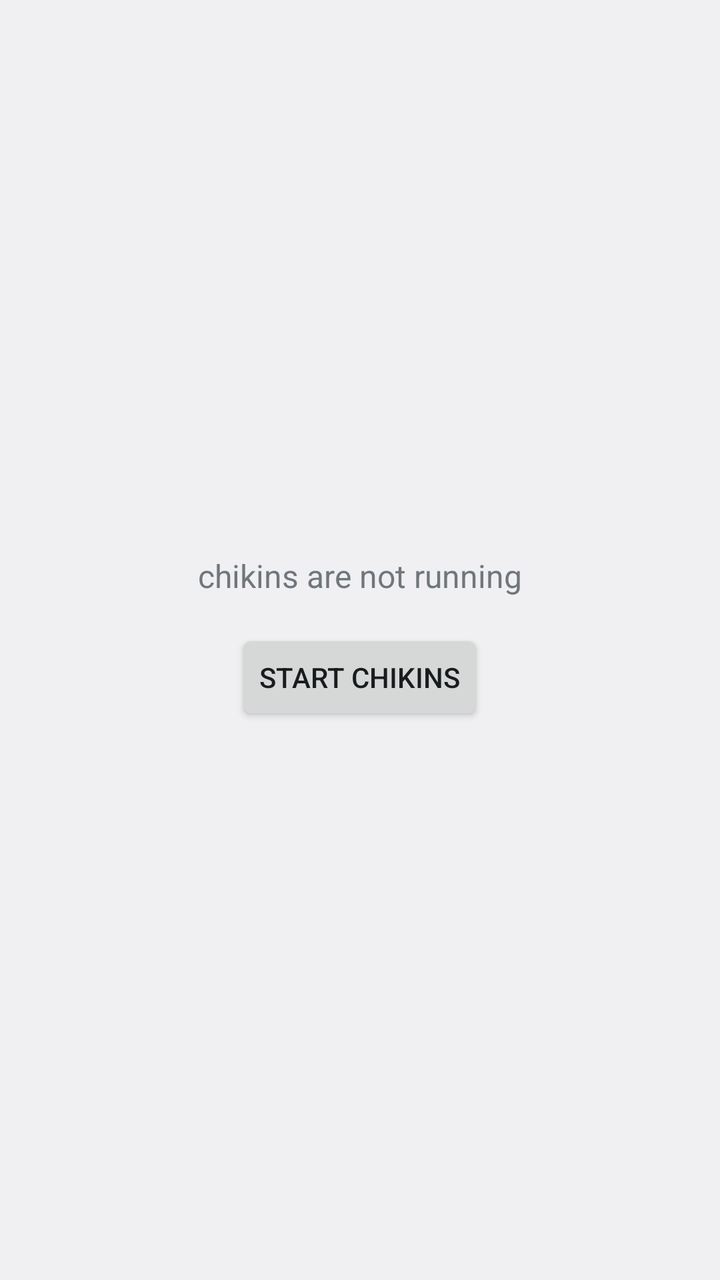
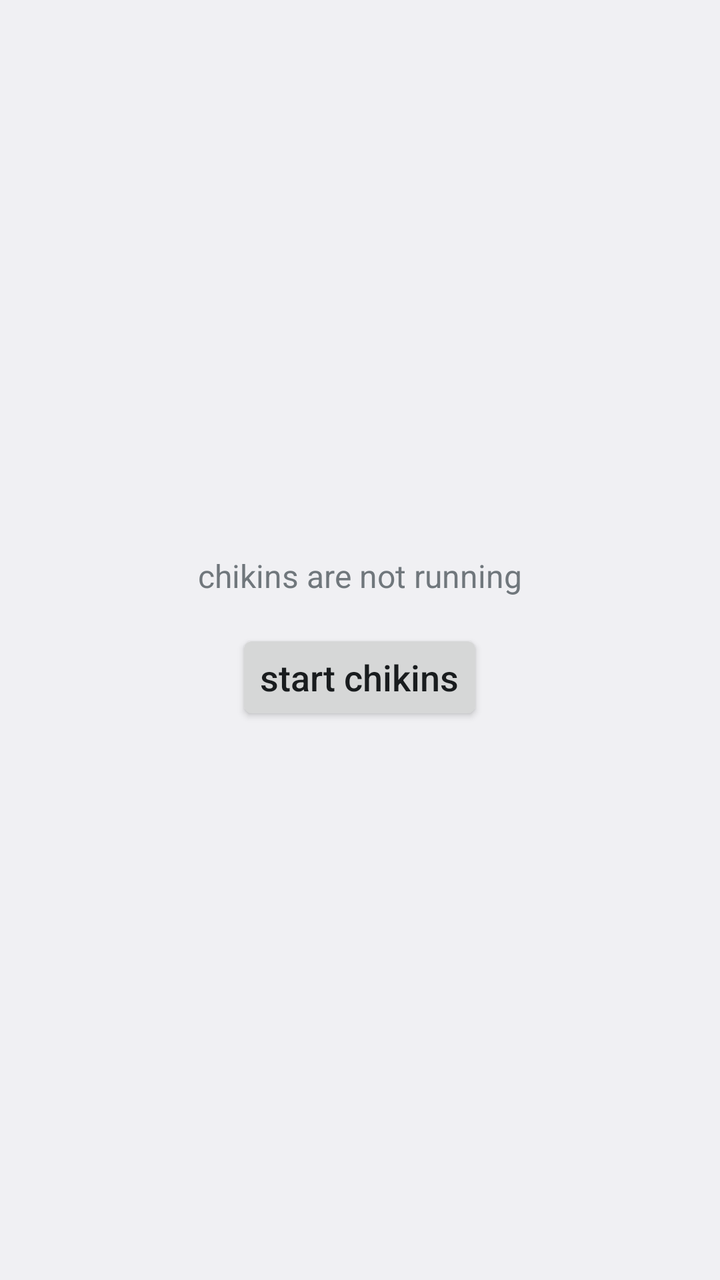

Before-and-after screenshots of an Android layout around one commit, followed by the original layout XML and the change that was made.
<!-- AndroidManifest.xml: application theme android:Theme.DeviceDefault.Light -->
<!-- res/layout/activity_main.xml -->
<?xml version="1.0" encoding="utf-8"?>
<LinearLayout xmlns:android="http://schemas.android.com/apk/res/android"
    android:layout_width="match_parent"
    android:layout_height="match_parent"
    android:orientation="vertical"
    android:gravity="center"
    android:padding="24dp">

    <TextView
        android:id="@+id/statusText"
        android:layout_width="wrap_content"
        android:layout_height="wrap_content"
        android:textSize="16sp"
        android:text="@string/status_stopped" />

    <Button
        android:id="@+id/toggleButton"
        android:layout_width="wrap_content"
        android:layout_height="wrap_content"
        android:layout_marginTop="16dp"
        android:text="@string/start_chickens" />

</LinearLayout>
<!-- resources referenced by this layout -->
<resources>
  <string name="start_chickens">Start chikins</string>
  <string name="status_stopped">chikins are not running</string>
</resources>

<!-- the commit's change to res/layout/activity_main.xml (unified diff, before → after) -->
@@ -18,6 +18,8 @@
         android:layout_width="wrap_content"
         android:layout_height="wrap_content"
         android:layout_marginTop="16dp"
+        android:textAllCaps="false"
+        android:textSize="18sp"
         android:text="@string/start_chickens" />
 
 </LinearLayout>
<!-- resource entries referenced after the edit -->
@@ -1,6 +1,6 @@
 <!-- resources referenced by this layout -->
 <resources>
-  <string name="start_chickens">Start chikins</string>
+  <string name="start_chickens">start chikins</string>
   <string name="status_stopped">chikins are not running</string>
 </resources>
 
